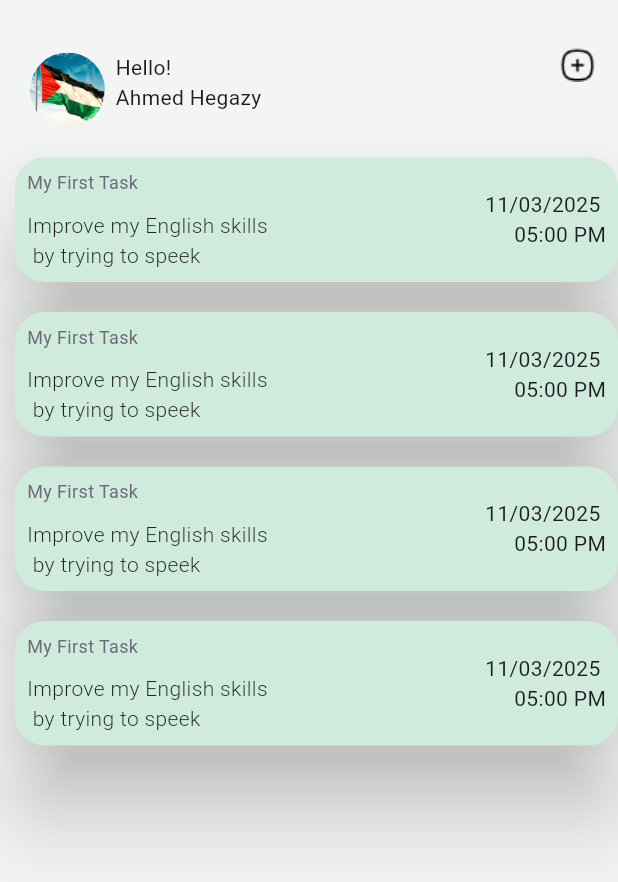
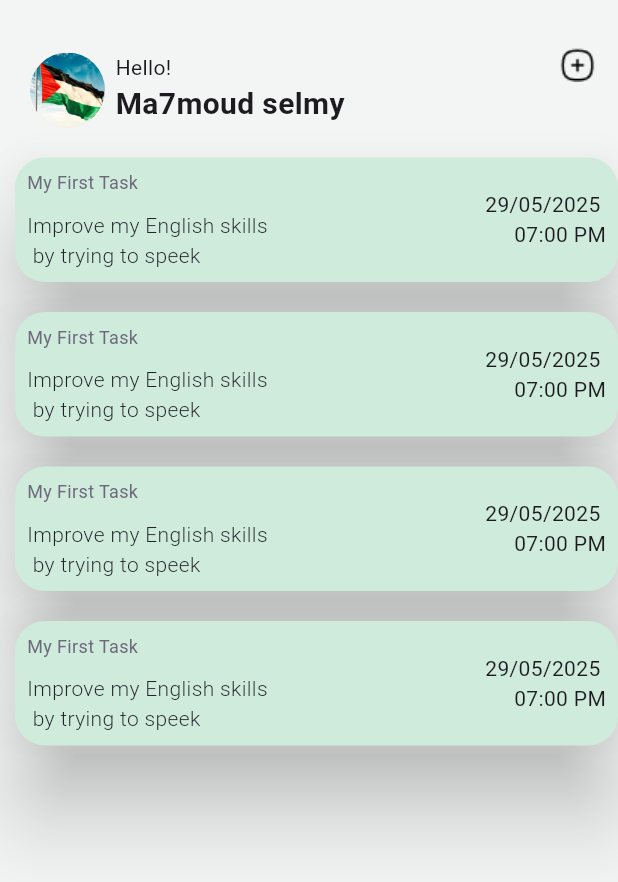
Before and after one commit to Ma7moudSelmy/NTI.Flutter, a Flutter app: the SecHomeScreen screen opened directly, on a phone screen of 412 x 824 dp. Shown: the top 882 px of the screen. Run offline on Flutter 3.47's test engine with Material 3 defaults, Android fonts, the light colour scheme and no system bars; Roboto replaces fonts that are missing (LexendDeca).

Commit message:
Add devtools options file and update appBar and cardImage widgets

```diff
--- /dev/null
+++ b/devtools_options.yaml
@@ -0,0 +1,3 @@
+description: This file stores settings for Dart & Flutter DevTools.
+documentation: https://docs.flutter.dev/tools/devtools/extensions#configure-extension-enablement-states
+extensions:
--- a/lib/core/widgets/appBar.dart
+++ b/lib/core/widgets/appBar.dart
@@ -38,7 +38,11 @@ class BarApp extends StatelessWidget {
                       "Hello!",
                       textAlign: TextAlign.start,
                     ),
-                    Text("Ahmed Hegazy")
+                    Text("Ma7moud selmy",
+                        style: TextStyle(
+                          fontSize: 20,
+                          fontWeight: FontWeight.w600,
+                        )),
                   ],
                 )
               ],
--- a/lib/core/widgets/cardImage.dart
+++ b/lib/core/widgets/cardImage.dart
@@ -1,6 +1,5 @@
 import '../utilz/font.dart';
 import 'package:flutter/material.dart';
-
 
 abstract class AppCard {
   static Card card = Card(
@@ -13,7 +12,8 @@ abstract class AppCard {
     ),
     child: const Padding(
       padding: EdgeInsets.all(8.0),
-      child: Row(///
+      child: Row(
+        ///
         children: [
           Column(
             crossAxisAlignment: CrossAxisAlignment.start,
@@ -39,7 +39,7 @@ abstract class AppCard {
             child: Column(
               crossAxisAlignment: CrossAxisAlignment.end,
               mainAxisAlignment: MainAxisAlignment.start,
-              children: [Text("11/03/2025 "), Text("05:00 PM")],
+              children: [Text("29/05/2025 "), Text("07:00 PM")],
             ),
           ),
         ],
```
